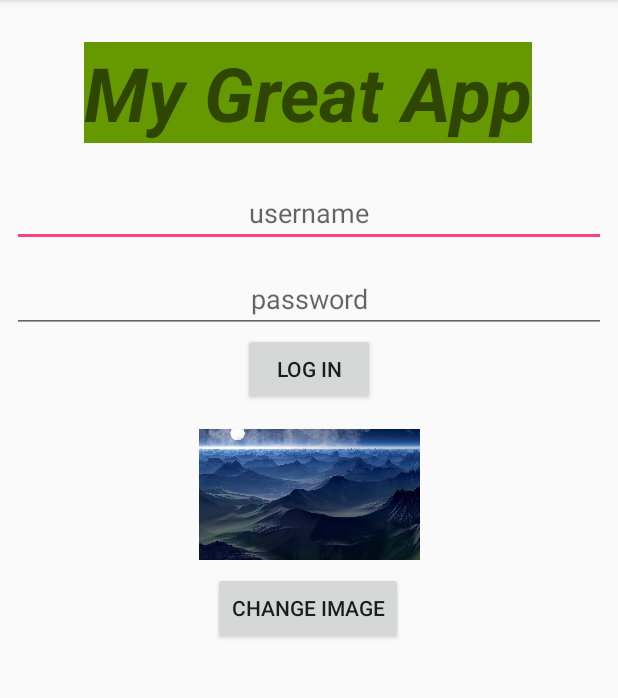
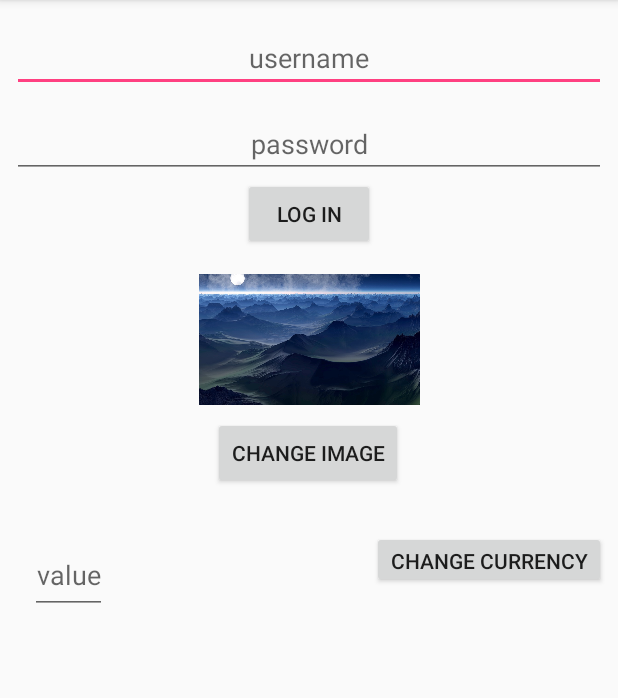
Before and after one commit to siddharthpant92/Android_course, an Android app: the screen it shows after launch (MainActivity), on a phone screen of 412 x 824 dp, the part 84-782 px from its top. Run offline under Robolectric (Android 15) with nearby library versions, the phone set to English and light mode, and no system bars.

Commit message:
Section 2 done

```diff
--- a/Section_2/app/src/main/java/com/example/siddharthpant/myapplication/MainActivity.java
+++ b/Section_2/app/src/main/java/com/example/siddharthpant/myapplication/MainActivity.java
@@ -11,10 +11,12 @@ import android.widget.Toast;
 public class MainActivity extends AppCompatActivity {
 
     String TAG = "MainActivity";
-    EditText username, password;
+    EditText username, password, currency;
     ImageView image;
 
-    String usernameText, passwordText;
+    String usernameText;
+    String passwordText;
+    Double currencyValue;
 
     @Override
     protected void onCreate(Bundle savedInstanceState) {
@@ -23,6 +25,7 @@ public class MainActivity extends AppCompatActivity {
 
         username = (EditText) findViewById(R.id.username);
         password = (EditText) findViewById(R.id.password);
+        currency = (EditText) findViewById(R.id.currency);
 
         image = (ImageView) findViewById(R.id.imageView);
         image.setImageResource(R.drawable.image1);
@@ -51,4 +54,10 @@ public class MainActivity extends AppCompatActivity {
             image.setTag(1);
         }
     }
+
+    public void changeCurrencyTapped(View view)
+    {
+        currencyValue = Double.valueOf(String.valueOf(currency.getText()));
+        Toast.makeText(MainActivity.this, "$"+currencyValue+" = "+String.valueOf(String.format("%.2f",currencyValue*66.32))+"Rupees", Toast.LENGTH_SHORT).show();
+    }
 }
--- a/Section_2/app/src/main/res/layout/activity_main.xml
+++ b/Section_2/app/src/main/res/layout/activity_main.xml
@@ -5,24 +5,6 @@
     android:layout_width="match_parent"
     android:layout_height="match_parent"
     tools:context=".MainActivity">
-
-    <TextView
-        android:id="@+id/myText"
-        android:layout_width="wrap_content"
-        android:layout_height="wrap_content"
-        android:layout_marginEnd="8dp"
-        android:layout_marginLeft="8dp"
-        android:layout_marginRight="8dp"
-        android:layout_marginStart="8dp"
-        android:layout_marginTop="28dp"
-        android:background="@android:color/holo_green_dark"
-        android:text="My Great App"
-        android:textSize="50sp"
-        android:textStyle="bold|italic"
-        app:layout_constraintEnd_toEndOf="parent"
-        app:layout_constraintHorizontal_bias="0.494"
-        app:layout_constraintStart_toStartOf="parent"
-        app:layout_constraintTop_toTopOf="parent" />
 
     <EditText
         android:id="@+id/username"
@@ -32,7 +14,7 @@
         android:layout_marginLeft="8dp"
         android:layout_marginRight="8dp"
         android:layout_marginStart="8dp"
-        android:layout_marginTop="24dp"
+        android:layout_marginTop="16dp"
         android:ems="10"
         android:gravity="center"
         android:hint="username"
@@ -40,7 +22,7 @@
         app:layout_constraintEnd_toEndOf="parent"
         app:layout_constraintHorizontal_bias="0.0"
         app:layout_constraintStart_toStartOf="parent"
-        app:layout_constraintTop_toBottomOf="@+id/myText" />
+        app:layout_constraintTop_toTopOf="parent" />
 
     <Button
         android:id="@+id/login"
@@ -83,6 +65,7 @@
         android:layout_marginRight="8dp"
         android:layout_marginStart="8dp"
         android:layout_marginTop="16dp"
+        android:scaleType="fitCenter"
         app:layout_constraintEnd_toEndOf="parent"
         app:layout_constraintStart_toStartOf="parent"
         app:layout_constraintTop_toBottomOf="@+id/login" />
@@ -103,4 +86,38 @@
         app:layout_constraintStart_toStartOf="parent"
         app:layout_constraintTop_toBottomOf="@+id/imageView" />
 
+    <EditText
+        android:id="@+id/currency"
+        android:layout_width="51dp"
+        android:layout_height="51dp"
+        android:layout_marginEnd="8dp"
+        android:layout_marginLeft="8dp"
+        android:layout_marginRight="8dp"
+        android:layout_marginStart="8dp"
+        android:layout_marginTop="32dp"
+        android:ems="10"
+        android:gravity="center"
+        android:hint="value"
+        android:inputType="number"
+        app:layout_constraintEnd_toStartOf="@+id/changeImage"
+        app:layout_constraintHorizontal_bias="0.163"
+        app:layout_constraintStart_toStartOf="parent"
+        app:layout_constraintTop_toBottomOf="@+id/changeImage" />
+
+    <Button
+        android:id="@+id/changeCurrency"
+        android:layout_width="wrap_content"
+        android:layout_height="38dp"
+        android:layout_marginEnd="8dp"
+        android:layout_marginLeft="8dp"
+        android:layout_marginRight="8dp"
+        android:layout_marginStart="8dp"
+        android:layout_marginTop="28dp"
+        android:onClick="changeCurrencyTapped"
+        android:text="Change Currency"
+        app:layout_constraintEnd_toEndOf="parent"
+        app:layout_constraintHorizontal_bias="1.0"
+        app:layout_constraintStart_toEndOf="@+id/changeImage"
+        app:layout_constraintTop_toBottomOf="@+id/changeImage" />
+
 </android.support.constraint.ConstraintLayout>
```
